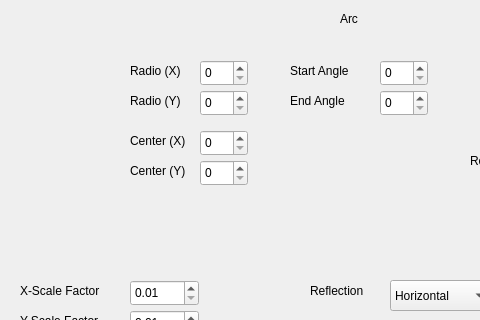
The window that arco.ui (axelzucho/qt_drawing_app) describes before a commit, drawn with Qt 5; both pictures show x 0 to 480 and y 0 to 320 of the 743 by 423 pixel window.
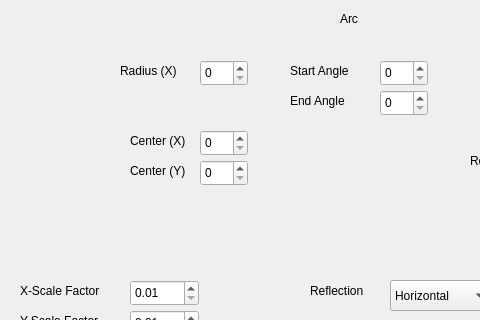
The same window after the commit.

The edit to the form file:
```diff
--- a/arco.ui
+++ b/arco.ui
@@ -26,30 +26,17 @@
     <string>Arc</string>
    </property>
   </widget>
-  <widget class="QLabel" name="label_8">
-   <property name="geometry">
-    <rect>
-     <x>130</x>
-     <y>90</y>
-     <width>71</width>
-     <height>21</height>
-    </rect>
-   </property>
-   <property name="text">
-    <string>Radio (Y)</string>
-   </property>
-  </widget>
   <widget class="QLabel" name="label_7">
    <property name="geometry">
     <rect>
-     <x>130</x>
+     <x>120</x>
      <y>60</y>
-     <width>61</width>
+     <width>71</width>
      <height>21</height>
     </rect>
    </property>
    <property name="text">
-    <string>Radio (X)</string>
+    <string>Radius (X)</string>
    </property>
   </widget>
   <widget class="QLabel" name="label_9">
@@ -91,19 +78,6 @@
     <number>400</number>
    </property>
   </widget>
-  <widget class="QSpinBox" name="radioY">
-   <property name="geometry">
-    <rect>
-     <x>200</x>
-     <y>90</y>
-     <width>48</width>
-     <height>26</height>
-    </rect>
-   </property>
-   <property name="maximum">
-    <number>400</number>
-   </property>
-  </widget>
   <widget class="QDoubleSpinBox" name="Y_Scale_Factor">
    <property name="geometry">
     <rect>
```
Left out of the diff: 8 changed lines with no effect on the pictures.
